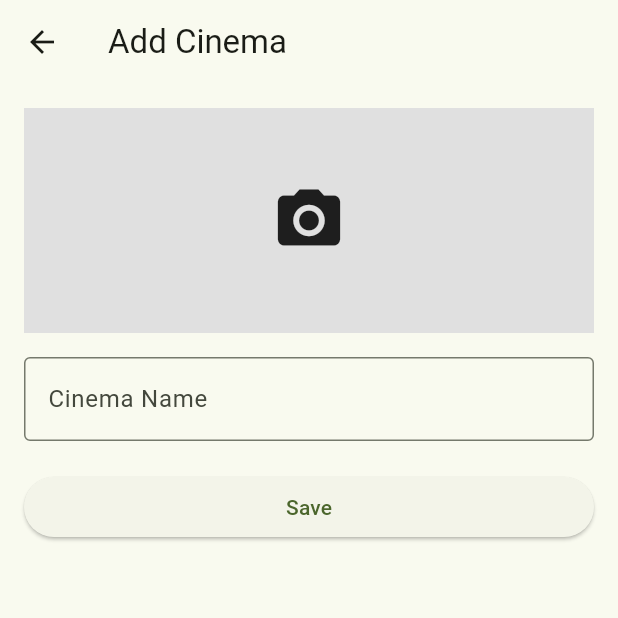
After one commit to kirabian/aniflix, a Flutter app: the CinemaFormPage screen opened directly, on a phone screen of 412 x 824 dp, the top half of it. The commit adds this screen. Run offline on Flutter 3.47's test engine with Material 3 defaults, Android fonts, the phone set to English and light mode, and no system bars; our stand-ins replace image_picker, shared_preferences; accounts and stored records are empty.

Commit message:
ERROR CINEMAS

```diff
--- /dev/null
+++ b/lib/models/get_cinema_model.dart
@@ -0,0 +1,48 @@
+import 'dart:convert';
+
+GetCinema getCinemaFromJson(String str) => GetCinema.fromJson(json.decode(str));
+String getCinemaToJson(GetCinema data) => json.encode(data.toJson());
+
+class GetCinema {
+  String? message;
+  List<Datum>? data;
+
+  GetCinema({this.message, this.data});
+
+  factory GetCinema.fromJson(Map<String, dynamic> json) => GetCinema(
+    message: json["message"],
+    data: json["data"] == null
+        ? []
+        : List<Datum>.from(json["data"]!.map((x) => Datum.fromJson(x))),
+  );
+
+  Map<String, dynamic> toJson() => {
+    "message": message,
+    "data": data == null
+        ? []
+        : List<dynamic>.from(data!.map((x) => x.toJson())),
+  };
+}
+
+class Datum {
+  int? id;
+  String? name;
+  String? imagePath;
+  String? imageUrl;
+
+  Datum({this.id, this.name, this.imagePath, this.imageUrl});
+
+  factory Datum.fromJson(Map<String, dynamic> json) => Datum(
+    id: json["id"],
+    name: json["name"],
+    imagePath: json["image_path"],
+    imageUrl: json["image_url"],
+  );
+
+  Map<String, dynamic> toJson() => {
+    "id": id,
+    "name": name,
+    "image_path": imagePath,
+    "image_url": imageUrl,
+  };
+}
--- /dev/null
+++ b/lib/views/cinema_form_page.dart
@@ -0,0 +1,111 @@
+import 'dart:io';
+
+import 'package:cinemax/models/get_cinema_model.dart';
+import 'package:cinemax/views/cinema_service.dart';
+import 'package:flutter/material.dart';
+import 'package:image_picker/image_picker.dart';
+// import 'package:cinemax/services/cinema_service.dart';
+
+class CinemaFormPage extends StatefulWidget {
+  final Datum? cinema;
+
+  const CinemaFormPage({super.key, this.cinema});
+
+  @override
+  State<CinemaFormPage> createState() => _CinemaFormPageState();
+}
+
+class _CinemaFormPageState extends State<CinemaFormPage> {
+  final _formKey = GlobalKey<FormState>();
+  final _nameController = TextEditingController();
+  File? _selectedImage;
+
+  @override
+  void initState() {
+    super.initState();
+    if (widget.cinema != null) {
+      _nameController.text = widget.cinema!.name ?? '';
+      if (widget.cinema!.imagePath != null) {
+        _selectedImage = File(widget.cinema!.imagePath!);
+      }
+    }
+  }
+
+  Future<void> _pickImage() async {
+    final picker = ImagePicker();
+    final pickedFile = await picker.pickImage(
+      source: ImageSource.gallery,
+      imageQuality: 75,
+    );
+
+    if (pickedFile != null) {
+      setState(() {
+        _selectedImage = File(pickedFile.path);
+      });
+    }
+  }
+
+  Future<void> _saveCinema() async {
+    if (_formKey.currentState!.validate()) {
+      final newCinema = Datum(
+        id: widget.cinema?.id ?? DateTime.now().millisecondsSinceEpoch,
+        name: _nameController.text.trim(),
+        imagePath: _selectedImage?.path ?? widget.cinema?.imagePath,
+        imageUrl: _selectedImage?.path ?? widget.cinema?.imageUrl,
+      );
+
+      if (widget.cinema == null) {
+        await CinemaService.addCinema(newCinema);
+      } else {
+        await CinemaService.updateCinema(newCinema);
+      }
+
+      if (mounted) Navigator.pop(context, true);
+    }
+  }
+
+  @override
+  Widget build(BuildContext context) {
+    return Scaffold(
+      appBar: AppBar(
+        title: Text(widget.cinema == null ? 'Add Cinema' : 'Edit Cinema'),
+      ),
+      body: Padding(
+        padding: const EdgeInsets.all(16),
+        child: Form(
+          key: _formKey,
+          child: ListView(
+            children: [
+              GestureDetector(
+                onTap: _pickImage,
+                child: _selectedImage != null
+                    ? Image.file(
+                        _selectedImage!,
+                        height: 150,
+                        fit: BoxFit.cover,
+                      )
+                    : Container(
+                        height: 150,
+                        color: Colors.grey[300],
+                        child: const Icon(Icons.camera_alt, size: 50),
+                      ),
+              ),
+              const SizedBox(height: 16),
+              TextFormField(
+                controller: _nameController,
+                decoration: const InputDecoration(
+                  labelText: 'Cinema Name',
+                  border: OutlineInputBorder(),
+                ),
+                validator: (val) =>
+                    val == null || val.isEmpty ? 'Name is required' : null,
+              ),
+              const SizedBox(height: 20),
+              ElevatedButton(onPressed: _saveCinema, child: const Text('Save')),
+            ],
+          ),
+        ),
+      ),
+    );
+  }
+}
--- /dev/null
+++ b/lib/views/cinema_service.dart
@@ -0,0 +1,24 @@
+import 'package:cinemax/models/get_cinema_model.dart';
+
+class CinemaService {
+  static final List<Datum> _cinemas = [];
+
+  static Future<List<Datum>> getCinema() async {
+    return _cinemas;
+  }
+
+  static Future<void> addCinema(Datum cinema) async {
+    _cinemas.add(cinema);
+  }
+
+  static Future<void> updateCinema(Datum cinema) async {
+    final index = _cinemas.indexWhere((c) => c.id == cinema.id);
+    if (index != -1) {
+      _cinemas[index] = cinema;
+    }
+  }
+
+  static Future<void> deleteCinema({required int id}) async {
+    _cinemas.removeWhere((c) => c.id == id);
+  }
+}
--- a/lib/views/main_screen.dart
+++ b/lib/views/main_screen.dart
@@ -64,7 +64,7 @@ class _MainScreenState extends State<MainScreen> {
     final List<Widget> widgetOptions = <Widget>[
       const HomeScreen(),
       const TiketSayaPage(),
-      const ProfileScreen(),
+      const CinemaListPage(),
       // AdminFilmPage dengan parameter films dan refresh
       AdminFilmPage(films: _films, onRefresh: _fetchFilms),
       const JadwalFilmCreatePage(),
@@ -104,7 +104,7 @@ class _MainScreenState extends State<MainScreen> {
         onPressed: () {
           Navigator.push(
             context,
-            MaterialPageRoute(builder: (_) => const ProfileScreen()),
+            MaterialPageRoute(builder: (_) => const CinemaListPage()),
           );
         },
         backgroundColor: Colors.orange,
```
Also changed, not shown: lib/views/profile_screen.dart (+151 -116 lines).
